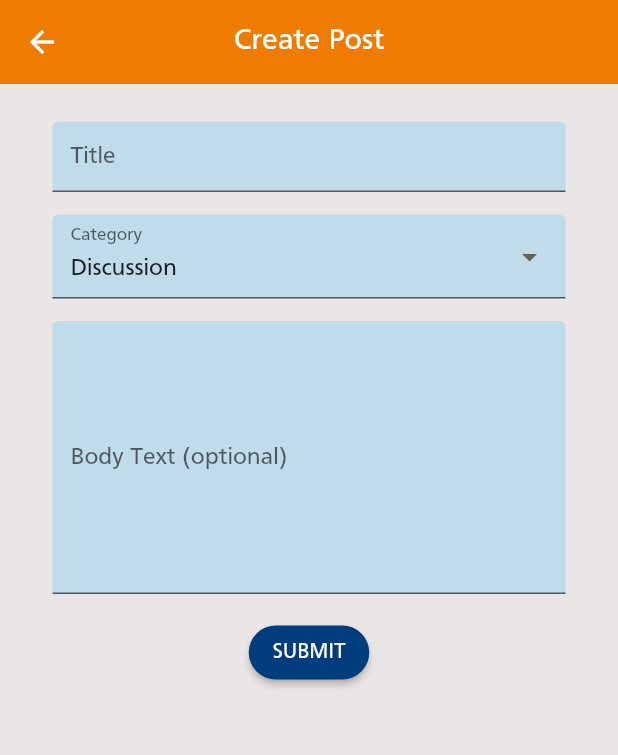
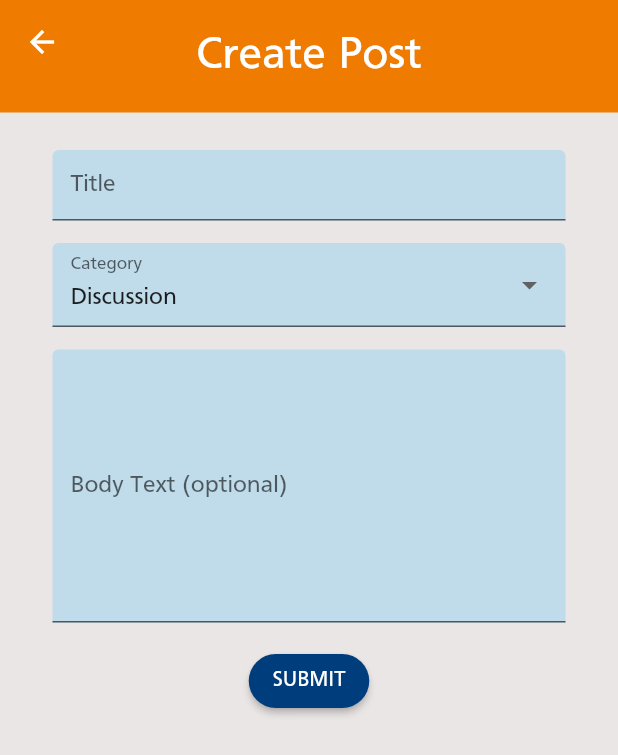
Before and after one commit to dylkaw/freshsoc, a Flutter app: the CreatePost screen opened by its route, on a phone screen of 412 x 824 dp. Shown: the top 755 px of the screen. Run offline on Flutter 3.47's test engine with Material 2 defaults, Android fonts, the phone set to English and light mode, and no system bars; our stand-ins replace cloud_firestore, firebase_auth, firebase_core, firebase_storage, flutter_spinkit, image_picker; accounts and stored records are empty; network calls fail.

Commit message:
Updating formatting for appbar on create_post.dart

```diff
--- a/lib/screens/socialize/create_post.dart
+++ b/lib/screens/socialize/create_post.dart
@@ -28,12 +28,24 @@ class _CreatePostState extends State<CreatePost> {
   Widget build(BuildContext context) {
     return Scaffold(
         backgroundColor: const Color.fromARGB(255, 234, 230, 229),
-        appBar: AppBar(
-          backgroundColor: nusOrange,
-          elevation: 0.0,
-          title: const Text('Create Post'),
-          centerTitle: true,
-          leading: const BackButton(),
+        appBar: PreferredSize(
+          preferredSize: Size.fromHeight(75),
+          child: AppBar(
+            flexibleSpace: SafeArea(
+              child: Column(
+                mainAxisAlignment: MainAxisAlignment.center,
+                children: [
+                  Text(
+                    'Create Post',
+                    style: TextStyle(fontSize: 30, color: Colors.white),
+                  ),
+                ],
+              ),
+            ),
+            centerTitle: true,
+            backgroundColor: nusOrange,
+            elevation: 0.0,
+          ),
         ),
         body: SingleChildScrollView(
           child: Container(
```
